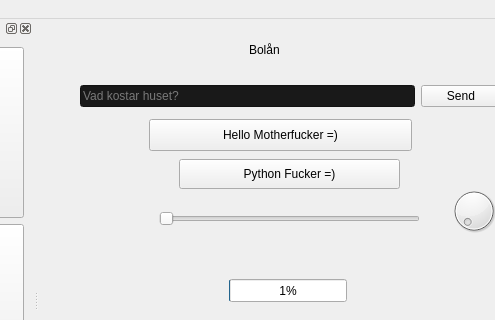
TamiAlQuida/TamiAlQuida.github.io, file C++/QTApp/mainwindow.ui: the form before one commit; both pictures show x 155 to 650 and y 0 to 320 of the 749 by 603 pixel window.
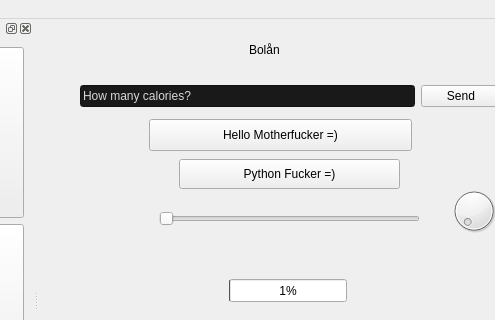
The form after the commit. Icons and pictures are not drawn.

What changed in the file:
```diff
--- a/C++/QTApp/mainwindow.ui
+++ b/C++/QTApp/mainwindow.ui
@@ -1485,7 +1485,7 @@
         <set>Qt::ImhHiddenText</set>
        </property>
        <property name="text">
-        <string/>
+        <string>How many calories?</string>
        </property>
        <property name="placeholderText">
         <string>Vad kostar huset?</string>
```
